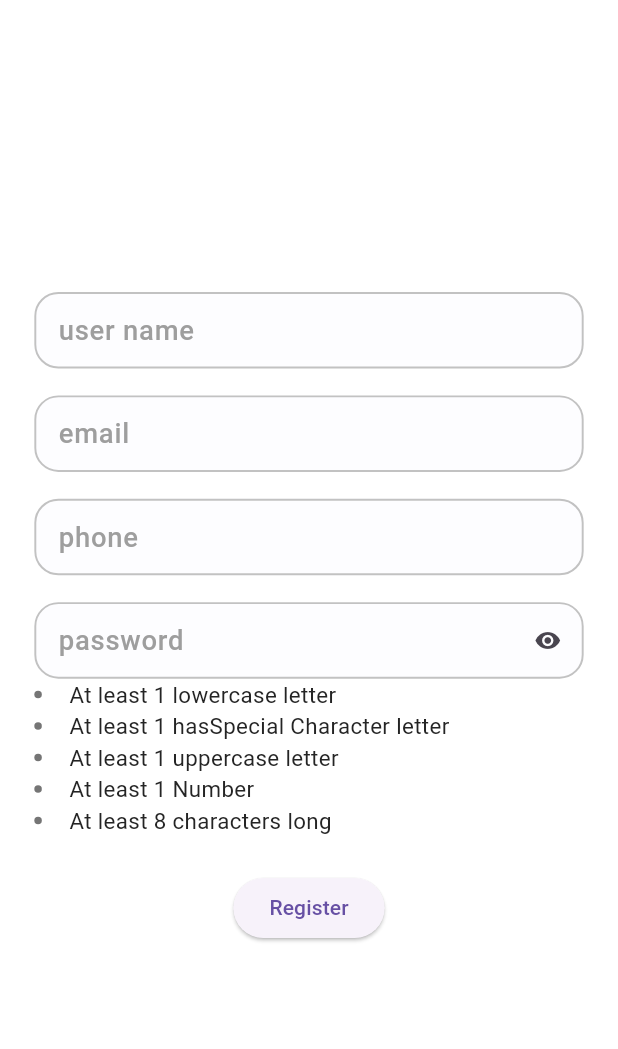
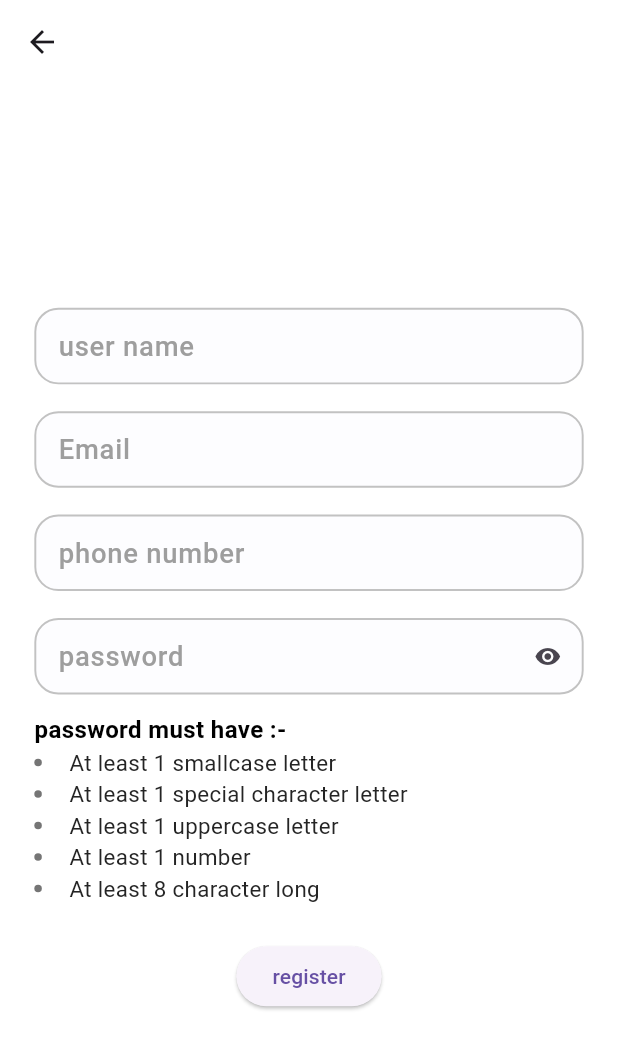
Before and after one commit to IbrahimIG1/commerce, a Flutter app: the screen it shows after launch, on a phone screen of 412 x 824 dp. Shown: the top 1049 px of the screen. Run offline on Flutter 3.47's test engine with Material 3 defaults, Android fonts, the phone set to English and light mode, and no system bars; our stand-ins replace carousel_slider, cloud_firestore, firebase_auth, firebase_core, flutter_bloc, flutter_screenutil and 2 more; accounts and stored records are empty.

Commit message:
- added some translation - added new text styles

```diff
--- a/lib/core/theming/text_styles.dart
+++ b/lib/core/theming/text_styles.dart
@@ -10,9 +10,14 @@ class TextStyles {
     fontSize: 18.sp,
     fontWeight: FontWeightHelper.semiBold,
   );
+  static final TextStyle font14BoldBlack = TextStyle(
+    color: Colors.black,
+    fontSize: 14.sp,
+    fontWeight: FontWeightHelper.semiBold,
+  );
   static final TextStyle font14LightBlack = TextStyle(
     color: Colors.black,
-    fontSize: 18.sp,
+    fontSize: 14.sp,
     fontWeight: FontWeightHelper.light,
   );
   static final TextStyle font18MediumBlack = TextStyle(
--- a/lib/features/persone_screen/register/ui/register_screen.dart
+++ b/lib/features/persone_screen/register/ui/register_screen.dart
@@ -3,7 +3,8 @@ import 'package:flutter_bloc/flutter_bloc.dart';
 import 'package:flutter_screenutil/flutter_screenutil.dart';
 import 'package:g_commerce/core/helper/spacer_helper.dart';
 import 'package:g_commerce/features/persone_screen/register/cubit/register_cubit.dart';
-import 'package:g_commerce/features/shared_widgets/form_field/form_field.dart';
+import 'package:g_commerce/features/persone_screen/register/ui/widgets/form_field.dart';
+import 'package:g_commerce/generated/l10n.dart';
 
 class RegisterScreen extends StatelessWidget {
   const RegisterScreen({super.key});
@@ -11,6 +12,9 @@ class RegisterScreen extends StatelessWidget {
   @override
   Widget build(BuildContext context) {
     return Scaffold(
+      appBar: AppBar(
+        backgroundColor: Colors.white,
+      ),
       body: SafeArea(
         child: Padding(
             padding: EdgeInsets.symmetric(vertical: 10.h, horizontal: 20.w),
@@ -23,7 +27,7 @@ class RegisterScreen extends StatelessWidget {
                     onPressed: () {
                       validateThenDoSignUp(context);
                     },
-                    child: Text('Register')),
+                    child: Text(S.of(context).register)),
               ],
             )),
       ),
--- /dev/null
+++ b/lib/features/persone_screen/register/ui/widgets/form_field.dart
@@ -0,0 +1,126 @@
+import 'package:flutter/material.dart';
+import 'package:flutter_bloc/flutter_bloc.dart';
+import 'package:g_commerce/core/helper/app_regex.dart';
+import 'package:g_commerce/core/helper/extensions.dart';
+import 'package:g_commerce/core/helper/spacer_helper.dart';
+import 'package:g_commerce/core/widgets/text_field.dart';
+import 'package:g_commerce/features/persone_screen/register/cubit/register_cubit.dart';
+import 'package:g_commerce/features/persone_screen/register/ui/widgets/validation_password.dart';
+import 'package:g_commerce/generated/l10n.dart';
+
+class AppFormField extends StatefulWidget {
+  const AppFormField({
+    super.key,
+  });
+  @override
+  State<AppFormField> createState() => _AppFormFieldState();
+}
+
+class _AppFormFieldState extends State<AppFormField> {
+  bool isPasswordObscureText = true;
+  bool isPasswordConfirmationObscureText = true;
+  // validation variables
+  bool hasLowerCase = false;
+  bool hasUpperCase = false;
+  bool hasSpecialCharacter = false;
+  bool hasNumber = false;
+  bool hasPhoneNumber = false;
+  bool hasMinLength = false;
+
+  late TextEditingController passwordController;
+  bool isObscure = true;
+
+  @override
+  void initState() {
+    passwordController = context.read<RegisterCubit>().passwordController;
+    setupPasswordControllerListen();
+    super.initState();
+  }
+
+  void setupPasswordControllerListen() {
+    passwordController.addListener(() {
+      setState(() {
+        hasLowerCase = AppRegex.hasLowerCase(
+            context.read<RegisterCubit>().passwordController.text);
+        hasUpperCase = AppRegex.hasUpperCase(
+            context.read<RegisterCubit>().passwordController.text);
+        hasMinLength = AppRegex.hasMinLength(
+            context.read<RegisterCubit>().passwordController.text);
+        hasSpecialCharacter = AppRegex.hasSpecialCharacter(
+            context.read<RegisterCubit>().passwordController.text);
+        hasNumber = AppRegex.hasNumber(
+            context.read<RegisterCubit>().passwordController.text);
+      });
+    });
+  }
+
+  @override
+  Widget build(BuildContext context) {
+    return Form(
+        key: context.read<RegisterCubit>().formKey,
+        child: Column(
+          mainAxisAlignment: MainAxisAlignment.center,
+          children: [
+            AppTextFormFeild(
+                hintText: S.of(context).user_name,
+                controller: context.read<RegisterCubit>().userNameController,
+                validator: (value) {
+                  if (value.isNullOrEmpty()) {
+                    return S.of(context).please_enter_user_name;
+                  }
+                }),
+            verticalSpace(15),
+            AppTextFormFeild(
+                hintText: S.of(context).email,
+                controller: context.read<RegisterCubit>().emailController,
+                validator: (value) {
+                  if (value.isNullOrEmpty() || !AppRegex.isEmailValid(value!)) {
+                    return S.of(context).please_enter_email;
+                  }
+                }),
+            verticalSpace(15),
+            AppTextFormFeild(
+                hintText: S.of(context).phone,
+                controller: context.read<RegisterCubit>().phoneController,
+                validator: (value) {
+                  if (value.isNullOrEmpty() ||
+                      !AppRegex.isPhoneNumberValid(value!)) {
+                    return S.of(context).please_enter_phone;
+                  }
+                }),
+            verticalSpace(15),
+            AppTextFormFeild(
+              hintText: S.of(context).password,
+              controller: passwordController,
+              validator: (value) {
+                if (value.isNullOrEmpty()) {
+                  return S.of(context).please_enter_password;
+                }
+              },
+              isObscure: isObscure,
+              suffixIcon: GestureDetector(
+                  onTap: () {
+                    setState(() {
+                      isObscure = !isObscure;
+                    });
+                  },
+                  child: Icon(
+                      isObscure ? Icons.visibility : Icons.visibility_off)),
+            ),
+            verticalSpace(10),
+            PasswordValidation(
+                hasLowerCase: hasLowerCase,
+                hasUpperCase: hasUpperCase,
+                hasSpecialCharacters: hasSpecialCharacter,
+                hasNumber: hasNumber,
+                hasMinLenght: hasMinLength),
+          ],
+        ));
+  }
+
+  @override
+  void dispose() {
+    passwordController.dispose();
+    super.dispose();
+  }
+}
--- a/lib/features/persone_screen/register/ui/widgets/validation_password.dart
+++ b/lib/features/persone_screen/register/ui/widgets/validation_password.dart
@@ -2,6 +2,7 @@ import 'package:flutter/material.dart';
 import 'package:g_commerce/core/helper/spacer_helper.dart';
 import 'package:g_commerce/core/theming/color.dart';
 import 'package:g_commerce/core/theming/text_styles.dart';
+import 'package:g_commerce/generated/l10n.dart';
 
 class PasswordValidation extends StatelessWidget {
   final bool hasLowerCase;
@@ -21,13 +22,15 @@ class PasswordValidation extends StatelessWidget {
   @override
   Widget build(BuildContext context) {
     return Column(
+      crossAxisAlignment: CrossAxisAlignment.start,
       children: [
-        buildValidaion('At least 1 lowercase letter', hasLowerCase),
-        buildValidaion(
-            'At least 1 hasSpecial Character letter', hasSpecialCharacters),
-        buildValidaion('At least 1 uppercase letter', hasUpperCase),
-        buildValidaion('At least 1 Number', hasNumber),
-        buildValidaion('At least 8 characters long', hasMinLenght),
+        Text(S.of(context).password_validation,
+            style: TextStyles.font14BoldBlack),
+        buildValidaion(S.of(context).lowercase_validation, hasLowerCase),
+        buildValidaion(S.of(context).special_character, hasSpecialCharacters),
+        buildValidaion(S.of(context).uppercase_validation, hasUpperCase),
+        buildValidaion(S.of(context).number, hasNumber),
+        buildValidaion(S.of(context).at_least_8_character, hasMinLenght),
       ],
     );
   }
--- a/lib/features/shared_widgets/form_field/form_field.dart
+++ /dev/null
@@ -1,123 +0,0 @@
-import 'package:flutter/material.dart';
-import 'package:flutter_bloc/flutter_bloc.dart';
-import 'package:g_commerce/core/helper/app_regex.dart';
-import 'package:g_commerce/core/helper/extensions.dart';
-import 'package:g_commerce/core/helper/spacer_helper.dart';
-import 'package:g_commerce/core/widgets/text_field.dart';
-import 'package:g_commerce/features/persone_screen/register/cubit/register_cubit.dart';
-import 'package:g_commerce/features/persone_screen/register/ui/widgets/validation_password.dart';
-
-class AppFormField extends StatefulWidget {
-  const AppFormField({
-    super.key,
-  });
-  @override
-  State<AppFormField> createState() => _AppFormFieldState();
-}
-
-class _AppFormFieldState extends State<AppFormField> {
-  bool isPasswordObscureText = true;
-  bool isPasswordConfirmationObscureText = true;
-  // validation variables
-  bool hasLowerCase = false;
-  bool hasUpperCase = false;
-  bool hasSpecialCharacter = false;
-  bool hasNumber = false;
-  bool hasPhoneNumber = false;
-  bool hasMinLength = false;
-
-  late TextEditingController passwordController;
-  bool isObscure = true;
-
-  @override
-  void initState() {
-    passwordController = context.read<RegisterCubit>().passwordController;
-    setupPasswordControllerListen();
-    super.initState();
-  }
-
-  void setupPasswordControllerListen() {
-    passwordController.addListener(() {
-      setState(() {
-        hasLowerCase = AppRegex.hasLowerCase(
-            context.read<RegisterCubit>().passwordController.text);
-        hasUpperCase = AppRegex.hasUpperCase(
-            context.read<RegisterCubit>().passwordController.text);
-        hasMinLength = AppRegex.hasMinLength(
-            context.read<RegisterCubit>().passwordController.text);
-        hasSpecialCharacter = AppRegex.hasSpecialCharacter(
-            context.read<RegisterCubit>().passwordController.text);
-        hasNumber = AppRegex.hasNumber(
-            context.read<RegisterCubit>().passwordController.text);
-      });
-    });
-  }
-
-  @override
-  Widget build(BuildContext context) {
-    return Form(
-      key:context.read<RegisterCubit>().formKey ,
-        child: Column(
-      mainAxisAlignment: MainAxisAlignment.center,
-      children: [
-        AppTextFormFeild(
-            hintText: 'user name',
-            controller: context.read<RegisterCubit>().userNameController,
-            validator: (value) {
-              if (value.isNullOrEmpty()) {
-                return 'please enter a your name';
-              }
-            }),
-        verticalSpace(15),
-        AppTextFormFeild(
-            hintText: 'email',
-            controller: context.read<RegisterCubit>().emailController,
-            validator: (value) {
-              if (value.isNullOrEmpty() || !AppRegex.isEmailValid(value!)) {
-                return 'please enter a valid email';
-              }
-            }),
-        verticalSpace(15),
-        AppTextFormFeild(
-            hintText: 'phone',
-            controller: context.read<RegisterCubit>().phoneController,
-            validator: (value) {
-              if (value.isNullOrEmpty() ||
-                  !AppRegex.isPhoneNumberValid(value!)) {
-                return 'please enter a valid phone';
-              }
-            }),
-        verticalSpace(15),
-        AppTextFormFeild(
-          hintText: 'password',
-          controller: passwordController,
-          validator: (value) {
-            if (value.isNullOrEmpty()) {
-              return 'please enter a valid password';
-            }
-          },
-          isObscure: isObscure,
-          suffixIcon: GestureDetector(
-              onTap: () {
-                setState(() {
-                  isObscure = !isObscure;
-                });
-              },
-              child: Icon(isObscure ? Icons.visibility : Icons.visibility_off)),
-        ),
-        PasswordValidation(
-            hasLowerCase: hasLowerCase,
-            hasUpperCase: hasUpperCase,
-            hasSpecialCharacters: hasSpecialCharacter,
-            hasNumber: hasNumber,
-            hasMinLenght: hasMinLength),
-      ],
-    ));
-  }
-
-  @override
-  void dispose() {
-    passwordController.dispose();
-    super.dispose();
-  }
-}
--- a/lib/l10n/intl_ar.arb
+++ b/lib/l10n/intl_ar.arb
@@ -4,6 +4,22 @@
     "food_category" : "أكل",
     "clinics_category" : "عيادات",
     "tech_category" : "تكنولوجيا",
-    "search_bar" : "بحث"
+    "search_bar" : "بحث",
+    "register" : "تسجيل حساب",
+    "login" : "تسجيل الدخول",
+    "user_name" : "اسم المستخدم",
+    "email" : "البريد الالكتروني",
+    "password" : "كلمة السر",
+    "phone" : "رقم الهاتف",
+    "password_validation" : "كلمة السر يجب ان تحتوى على",
+    "uppercase_validation" : "عدد 1 حرف انجليزي كبير",
+    "lowercase_validation" :"عدد 1 حرف انجليزي صغير",
+    "number" : "عدد 1 رقم",
+    "special_character" :"عدد 1 رمز (#,$,%,&)",
+    "at_least_8_character" : "لا تقل طول كلمة السر عن 8",
+    "please_enter_user_name" : "من فضلك ادخل اسم المستخدم",
+    "please_enter_email" : "من فضلك ادخل البريد الالكتروني بشكل صحيح",
+    "please_enter_phone" : "من فضلك ادخل رقم الهاتف بشكل صحيح",
+    "please_enter_password" : "من فضلك ادخل كلمة السر بشكل صحيح"
 
 }
--- a/lib/l10n/intl_en.arb
+++ b/lib/l10n/intl_en.arb
@@ -4,5 +4,24 @@
     "food_category" : "Food",
     "clinics_category" : "Clinics",
     "tech_category" : "Tech",
-    "search_bar" : "search"
+    "search_bar" : "search",
+    "register" : "register",
+    "login" : "login",
+    "user_name" : "user name",
+    "email" : "Email",
+    "password" : "password",
+    "phone" : "phone number",
+    "password_validation" : "password must have :-",
+    "uppercase_validation" : "At least 1 uppercase letter",
+    "lowercase_validation" : "At least 1 smallcase letter",
+    "number" : "At least 1 number",
+    "special_character" :"At least 1 special character letter",
+    "at_least_8_character" : "At least 8 character long",
+    "please_enter_user_name" : "please enter the user name",
+    "please_enter_email" : "please enter a valid email",
+    "please_enter_phone" : "please enter a valid phone",
+    "please_enter_password" : "please enter  a valid password"
+
+
+
 }
--- a/lib/main.dart
+++ b/lib/main.dart
@@ -4,6 +4,7 @@ import 'package:g_commerce/core/di/dependencey_injection.dart';
 import 'package:g_commerce/core/routing/app_router.dart';
 import 'package:g_commerce/core/routing/routes.dart';
 import 'package:g_commerce/core/theming/app_theme/main_theme.dart';
+import 'package:g_commerce/features/persone_screen/register/ui/register_screen.dart';
 import 'package:g_commerce/features/user_screens/home/screen_ui/home_screen.dart';
 import 'package:g_commerce/generated/l10n.dart';
 import 'package:flutter_localizations/flutter_localizations.dart';
```
Also changed, not shown: lib/generated/intl/messages_ar.dart, lib/generated/intl/messages_en.dart, lib/generated/l10n.dart.
